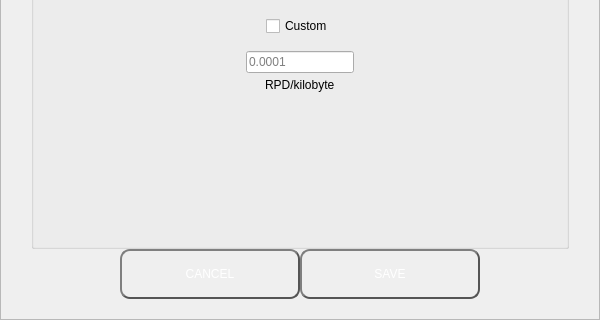
MotoAcidic/Rapids, file src/qt/rapids/forms/sendcustomfeedialog.ui: the form before one commit; both pictures show x 0 to 600 and y 230 to 550 of the 600 by 550 pixel window.
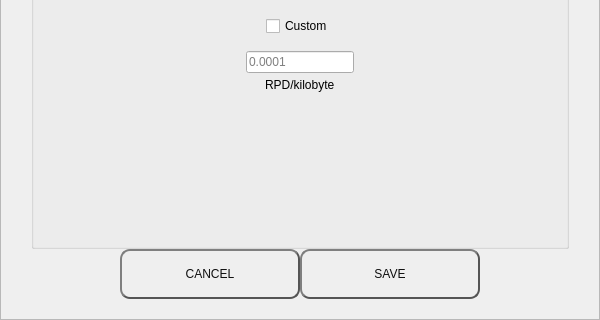
The form after the commit.

```diff
--- a/src/qt/rapids/forms/sendcustomfeedialog.ui
+++ b/src/qt/rapids/forms/sendcustomfeedialog.ui
@@ -337,13 +337,13 @@
           </property>
           <property name="styleSheet">
            <string notr="true">QPushButton {
-color: #fff;
+color: #0F0F0F;
 border: 2px solid #555;
 border-radius: 10px;
 border-style: outset;
 background: qradialgradient(
 cx: 0.3, cy: -0.4, fx: 0.3, fy: -0.4,
-radius: 1.35, stop: 0 #FF5533, stop: 1 #FF5533
+radius: 1.35, stop: 0 #d1d5db, stop: 1 #d1d5db
 );
 padding: 5px;
 }
@@ -373,13 +373,13 @@
           </property>
           <property name="styleSheet">
            <string notr="true">QPushButton {
-color: #fff;
+color: #0F0F0F;
 border: 2px solid #555;
 border-radius: 10px;
 border-style: outset;
 background: qradialgradient(
 cx: 0.3, cy: -0.4, fx: 0.3, fy: -0.4,
-radius: 1.35, stop: 0 #FF5533, stop: 1 #FF5533
+radius: 1.35, stop: 0 #d1d5db, stop: 1 #d1d5db
 );
 padding: 5px;
 }
```
Left out of the diff: 4 changed lines with no effect on the pictures.
